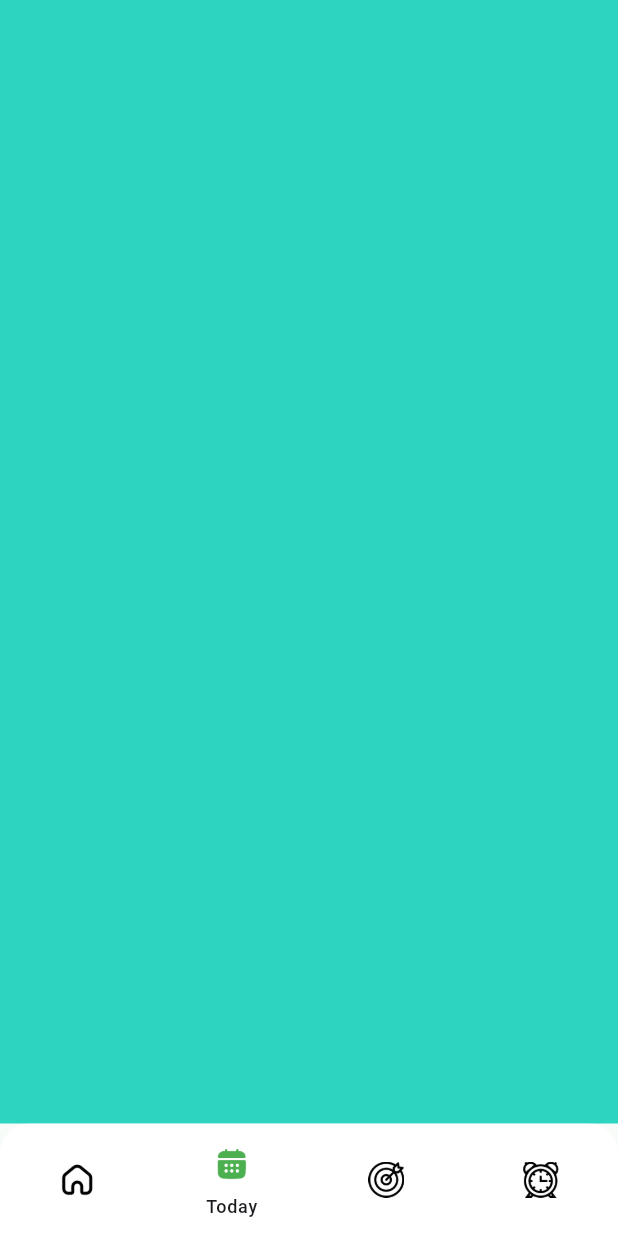
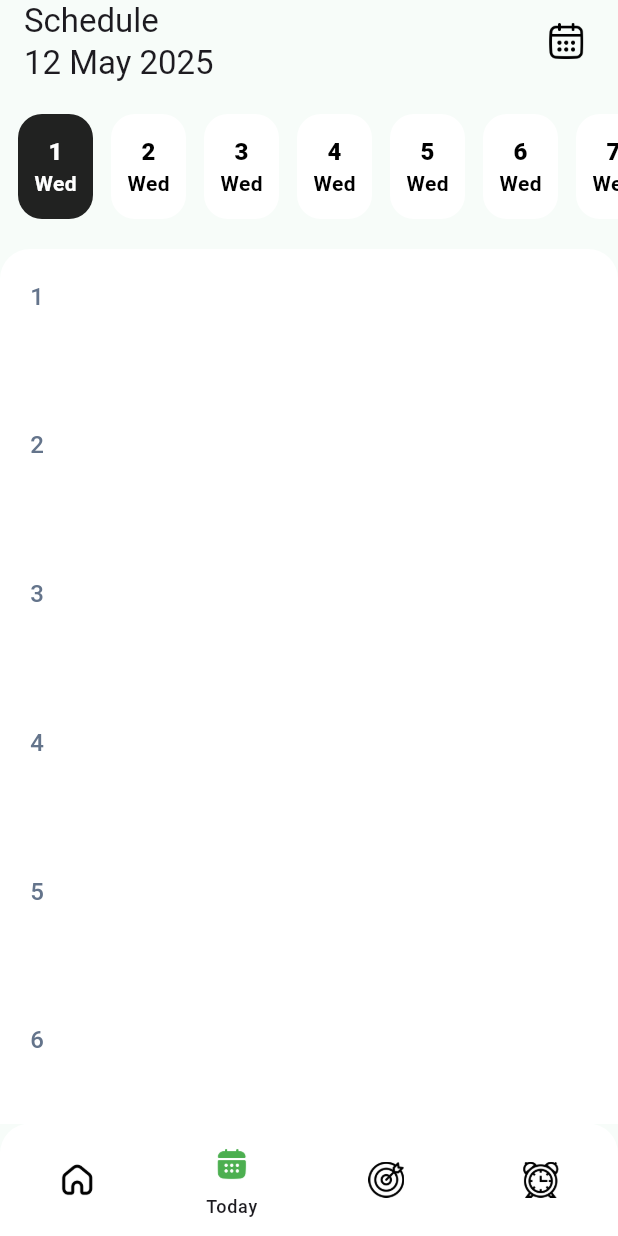
Before and after one commit to rostom17/EDGE_PROJECT_MOB_APP, a Flutter app: the BottomNavigationPage screen opened by its route, item 2 of the bottom bar chosen, on a phone screen of 412 x 824 dp. Run offline on Flutter 3.47's test engine with Material 3 defaults, Android fonts, the phone set to English and light mode, and no system bars; our stand-ins replace get, lottie, smooth_page_indicator.

```diff
--- a/lib/view/pages/bottom_nav_page.dart
+++ b/lib/view/pages/bottom_nav_page.dart
@@ -1,5 +1,7 @@
 import 'package:flutter/material.dart';
 import 'package:my_todo_list/core/color_pallet.dart';
+import 'package:my_todo_list/view/pages/home_page.dart';
+import 'package:my_todo_list/view/pages/today_page.dart';
 import 'package:my_todo_list/view/widgets/custom_bottom_navigation.dart';
 
 class BottomNavigationPage extends StatefulWidget {
@@ -13,8 +15,8 @@ class BottomNavigationPage extends StatefulWidget {
 class _BottomNavigationPageState extends State<BottomNavigationPage> {
   int _selectedIndex = 0;
   List<Widget> pages = [
-    Container(color: ColorPallet.mainBackgroundColor),
-    Container(color: ColorPallet.primaryThemeColor),
+    HomePage(),
+    TodayPage(),
     Container(color: ColorPallet.secondaryThemeColor),
     Container(color: Colors.purple),
   ];
--- /dev/null
+++ b/lib/view/pages/today_page.dart
@@ -0,0 +1,130 @@
+import 'package:flutter/material.dart';
+import 'package:my_todo_list/core/color_pallet.dart';
+
+class TodayPage extends StatefulWidget {
+  const TodayPage({super.key});
+
+  @override
+  State<TodayPage> createState() => _TodayPageState();
+}
+
+class _TodayPageState extends State<TodayPage> {
+  int selectedIndex = 1;
+  final double containerHeight = 2400;
+
+  @override
+  Widget build(BuildContext context) {
+    return Scaffold(
+      appBar: AppBar(
+        automaticallyImplyLeading: false,
+        centerTitle: false,
+        title: Column(
+          crossAxisAlignment: CrossAxisAlignment.start,
+          children: [Text("Schedule"), Text("12 May 2025")],
+        ),
+        actions: [
+          Padding(
+            padding: EdgeInsets.only(right: 12),
+            child: SizedBox(
+              width: 45,
+              child: IconButton(
+                onPressed: () {},
+                icon: Image.asset("assets/icons/calendar.png"),
+              ),
+            ),
+          ),
+        ],
+      ),
+      body: SingleChildScrollView(
+        child: Column(
+          children: [
+            const SizedBox(height: 20),
+            SizedBox(height: 70, child: _buildCalenderDate()),
+            const SizedBox(height: 20),
+            Container(
+              height: containerHeight,
+              width: double.maxFinite,
+              decoration: BoxDecoration(
+                color: ColorPallet.pureWhite,
+                borderRadius: BorderRadius.only(
+                  topLeft: Radius.circular(20),
+                  topRight: Radius.circular(20),
+                ),
+              ),
+              child: Padding(
+                padding: const EdgeInsets.only(top: 20, left: 20, right: 20),
+                child: Column(
+                  crossAxisAlignment: CrossAxisAlignment.start,
+                  children: List.generate(24, (index) {
+                    return SizedBox(
+                      height: (containerHeight - 20) / 24,
+                      child: Text("${index + 1}"),
+                    );
+                  }),
+                ),
+              ),
+            ),
+          ],
+        ),
+      ),
+    );
+  }
+
+  ListView _buildCalenderDate() {
+    return ListView.builder(
+      scrollDirection: Axis.horizontal,
+      itemBuilder:
+          (context, index) => GestureDetector(
+            onTap: () {
+              setState(() {
+                selectedIndex = index + 1;
+              });
+            },
+            child: Padding(
+              padding: EdgeInsets.only(right: 12, left: index == 0 ? 12 : 0),
+              child: AnimatedContainer(
+                duration: Duration(milliseconds: 400),
+                width: 50,
+                decoration: BoxDecoration(
+                  color:
+                      index + 1 == selectedIndex
+                          ? Colors.black87
+                          : Colors.white,
+                  borderRadius: BorderRadius.circular(16),
+                ),
+                alignment: Alignment.center,
+                child: Column(
+                  mainAxisAlignment: MainAxisAlignment.center,
+                  children: [
+                    Text(
+                      (index + 1).toString(),
+                      style: TextStyle(
+                        fontSize: 16,
+                        fontWeight: FontWeight.w900,
+                        color:
+                            selectedIndex == index + 1
+                                ? Colors.white
+                                : Colors.black,
+                      ),
+                    ),
+                    Text(
+                      'Wed',
+                      style: TextStyle(
+                        fontSize: 14,
+                        fontWeight: FontWeight.w700,
+                        color:
+                            selectedIndex == index + 1
+                                ? Colors.white
+                                : Colors.black,
+                      ),
+                    ),
+                  ],
+                ),
+              ),
+            ),
+          ),
+
+      itemCount: 30,
+    );
+  }
+}
--- a/pubspec.yaml
+++ b/pubspec.yaml
@@ -23,6 +23,7 @@ dependencies:
   font_awesome_flutter: ^10.8.0
   lottie: ^3.3.1
   smooth_page_indicator: ^1.2.1
+  google_fonts: ^6.2.1
 
 
 
```
Also changed, not shown: lib/app.dart (+54 -0 lines), lib/core/color_pallet.dart (+16 -0 lines), lib/view/pages/home_page.dart (added, +125 -0 lines), lib/view/widgets/task_card.dart (added, +118 -0 lines), pubspec.lock, 7 other files.
